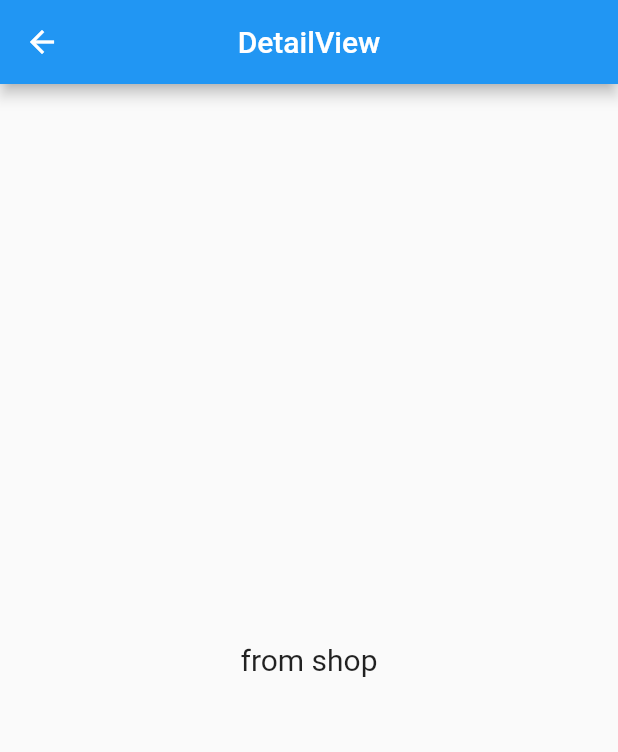
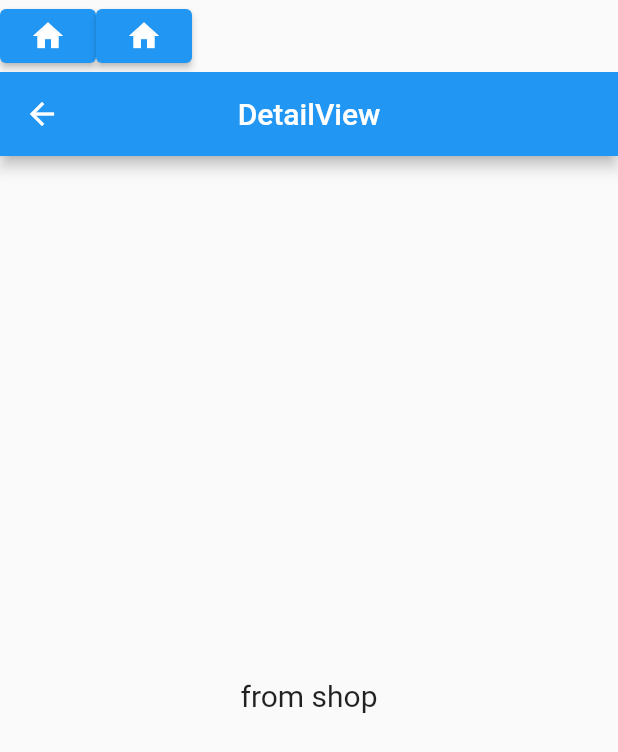
Before and after one commit to goodbaes/nested, a Flutter app: the screen it shows after launch, after a tap on "to To detail", on a phone screen of 412 x 824 dp. Shown: the top 752 px of the screen. Run offline on Flutter 3.47's test engine with Material 2 defaults, Android fonts, the light colour scheme and no system bars; our stand-ins replace get.

Commit message:
fix args

```diff
--- a/lib/app/modules/settings/views/settings_view.dart
+++ b/lib/app/modules/settings/views/settings_view.dart
@@ -19,7 +19,7 @@ class SettingsView extends GetView<SettingsController> {
       body: Center(
         child: ElevatedButton(
           child: const Text('to RemindersView'),
-          onPressed: () => BaseRoute.to.toNamed(Routes.REMINDERS, arguments: 'from sett'),
+          onPressed: () => BaseRoute.to.toNamed(Routes.REMINDERS, arguments: 'from sett', isNested: true),
         ),
       ),
     );
--- a/lib/app/modules/shop/views/shop_view.dart
+++ b/lib/app/modules/shop/views/shop_view.dart
@@ -19,7 +19,7 @@ class ShopView extends GetView<ShopController> {
       body: Center(
         child: ElevatedButton(
           child: const Text('to To detail'),
-          onPressed: () => BaseRoute.to.toNamed(Routes.DETAIL, arguments: 'from shop'),
+          onPressed: () => BaseRoute.to.toNamed(Routes.DETAIL, arguments: 'from shop', isNested: true),
         ),
       ),
     );
--- a/lib/app/routes/base_route.dart
+++ b/lib/app/routes/base_route.dart
@@ -6,18 +6,18 @@ class BaseRoute extends GetxController {
 
   static BaseRoute init() => Get.put(BaseRoute());
 
-  int? get _currentRoute => Get.isRegistered<HomeController>() ? HomeController.to.tabIndex.value + 1 : null;
+  int? get _currentKey => Get.isRegistered<HomeController>() ? HomeController.to.tabIndex.value + 1 : null;
 
   toNamed(String route, {arguments, bool isNested = false}) {
     if (isNested) {
-      _arguments[_currentRoute!] = arguments;
-      Get.toNamed(route, id: _currentRoute);
+      _arguments[_currentKey!] = arguments;
+      Get.toNamed(route, id: _currentKey);
     } else {
       Get.toNamed(route, arguments: arguments);
     }
   }
 
-  dynamic get arguments => _currentRoute == null ? _arguments[_currentRoute] : Get.arguments;
+  dynamic get arguments => _currentKey != null ? _arguments[_currentKey] : Get.arguments;
 
   final Map<int, dynamic> _arguments = {};
 }
```
